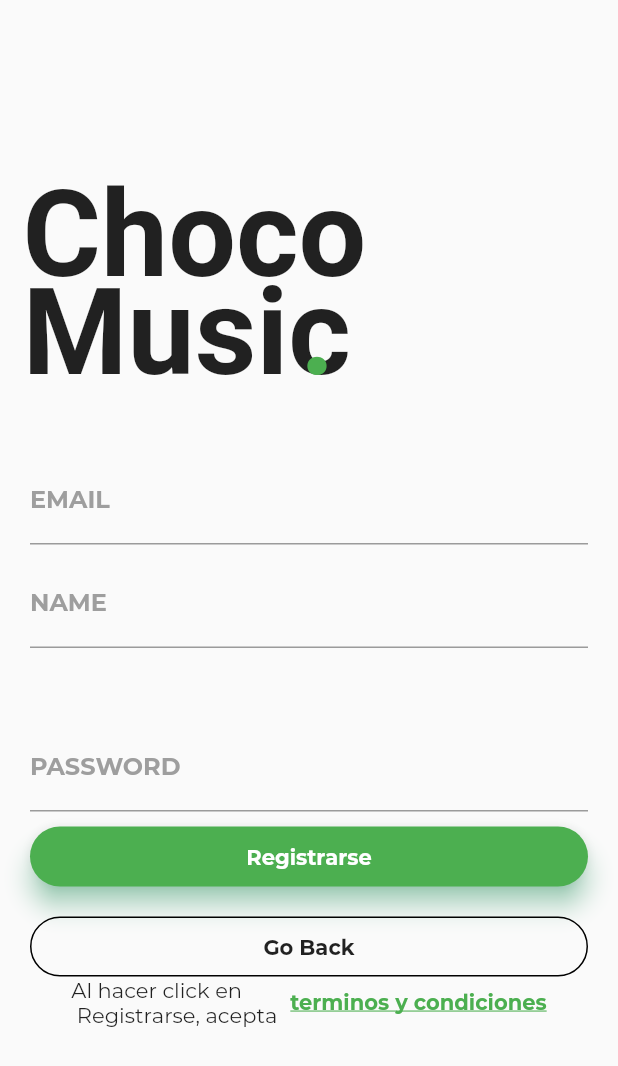
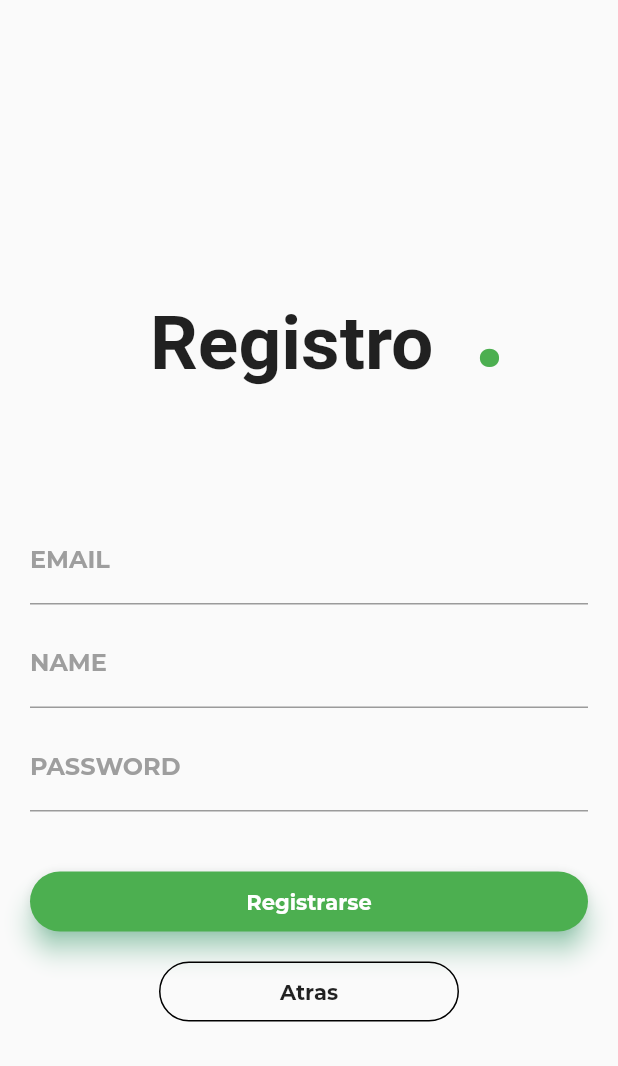
Before and after one commit to DeysonDiaz/IHC_Grupo-10, a Flutter app: the SignupPage screen opened by its route, on a phone screen of 412 x 824 dp. Shown: the top 1066 px of the screen. Run offline on Flutter 3.47's test engine with Material 2 defaults, Android fonts, the phone set to English and light mode, and no system bars; our stand-ins replace datetime_picker_formfield, firebase_database; accounts and stored records are empty; project files that could hold a hidden picture were left out.

Commit message:
Correccion posicion paddings, correcicon de direccionamiento, correccion name, etc

```diff
--- a/musicFit/lib/signup.dart
+++ b/musicFit/lib/signup.dart
@@ -10,30 +10,21 @@ class _SignupPageState extends State<SignupPage> {
   Widget build(BuildContext context) {
     return new Scaffold(
         resizeToAvoidBottomPadding: false,
-        body: Column(
-            crossAxisAlignment: CrossAxisAlignment.start,
-            children: <Widget>[
+        body: Column(crossAxisAlignment: CrossAxisAlignment.start, children: <
+            Widget>[
           Container(
             child: Stack(
               children: <Widget>[
                 Container(
-                      padding: EdgeInsets.fromLTRB(15.0, 110.0, 0.0, 0.0),
+                  padding: EdgeInsets.fromLTRB(100.0, 200.0, 50.0, 50.0),
                   child: Text(
-                        'Choco',
-                        style: TextStyle(
-                            fontSize: 80.0, fontWeight: FontWeight.bold),
+                    'Registro',
+                    style:
+                    TextStyle(fontSize: 50.0, fontWeight: FontWeight.bold),
                   ),
                 ),
                 Container(
-                      padding: EdgeInsets.fromLTRB(15.0, 175.0, 0.0, 0.0),
-                      child: Text(
-                        'Music',
-                        style: TextStyle(
-                            fontSize: 80.0, fontWeight: FontWeight.bold),
-                      ),
-                    ),
-                    Container(
-                      padding: EdgeInsets.fromLTRB(200.0, 175.0, 0.0, 0.0),
+                  padding: EdgeInsets.fromLTRB(315.0, 170.0, 0.0, 0.0),
                   child: Text(
                     '.',
                     style: TextStyle(
@@ -41,7 +32,7 @@ class _SignupPageState extends State<SignupPage> {
                         fontWeight: FontWeight.bold,
                         color: Colors.green),
                   ),
-                    ),
+                )
               ],
             ),
           ),
@@ -56,6 +47,8 @@ class _SignupPageState extends State<SignupPage> {
                             fontFamily: 'Montserrat',
                             fontWeight: FontWeight.bold,
                             color: Colors.grey),
+                        // hintText: 'EMAIL',
+                        // hintStyle: ,
                         focusedBorder: UnderlineInputBorder(
                             borderSide: BorderSide(color: Colors.green))),
                   ),
@@ -70,7 +63,7 @@ class _SignupPageState extends State<SignupPage> {
                         focusedBorder: UnderlineInputBorder(
                             borderSide: BorderSide(color: Colors.green))),
                   ),
-                      SizedBox(height: 50.0),
+                  SizedBox(height: 10.0),
                   TextField(
                     decoration: InputDecoration(
                         labelText: 'PASSWORD ',
@@ -82,7 +75,7 @@ class _SignupPageState extends State<SignupPage> {
                             borderSide: BorderSide(color: Colors.green))),
                     obscureText: true,
                   ),
-                      SizedBox(height: 10.0),
+                  SizedBox(height: 40.0),
                   Container(
                       height: 40.0,
                       child: Material(
@@ -106,6 +99,7 @@ class _SignupPageState extends State<SignupPage> {
                   SizedBox(height: 20.0),
                   Container(
                     height: 40.0,
+                    width: 200,
                     color: Colors.transparent,
                     child: Container(
                       decoration: BoxDecoration(
@@ -119,41 +113,22 @@ class _SignupPageState extends State<SignupPage> {
                         onTap: () {
                           Navigator.of(context).pop();
                         },
-                            child: Center(
-                              child: Text('Go Back',
+                        child:
+
+                        Center(
+                          child: Text('Atras',
                               style: TextStyle(
                                   fontWeight: FontWeight.bold,
                                   fontFamily: 'Montserrat')),
                         ),
-                          ),
-                        ),
-                      ),
-                      Row(
-                        mainAxisAlignment: MainAxisAlignment.center,
-                        children: <Widget>[
-                          Text(
-                            'Al hacer click en\n Registrarse, acepta ',
-                            style: TextStyle(fontFamily: 'Montserrat'),
-                          ),
-                          SizedBox(width: 5.0),
-                          InkWell(
-                            onTap: () {
-                              Navigator.of(context).pushNamed('/conditions');
-                            },
-                            child: Text(
-                              'terminos y condiciones',
-                              style: TextStyle(
-                                color: Colors.green,
-                                fontFamily: 'Montserrat',
-                                fontWeight: FontWeight.bold,
-                                decoration: TextDecoration.underline,
+
+
                       ),
                     ),
                   ),
                 ],
-                      ),
-                    ],
               )),
+
         ]));
   }
 }
```
Also changed, not shown: musicFit/lib/main.dart (+39 -51 lines). Lines whose indentation alone changed are shown as unchanged.
